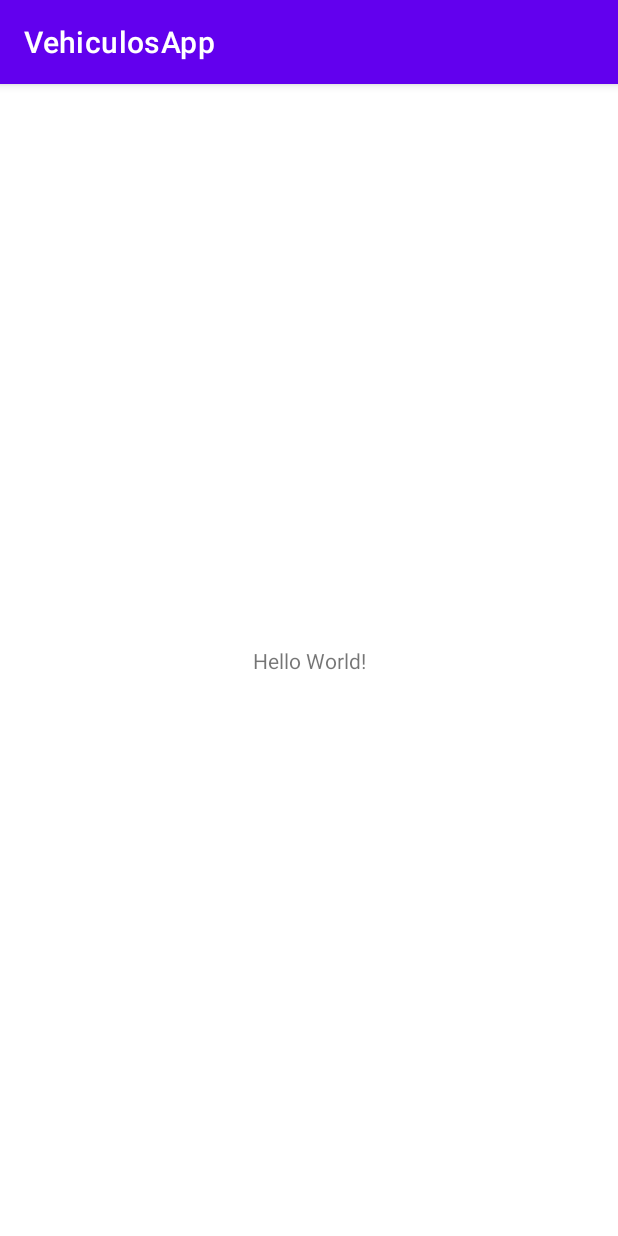
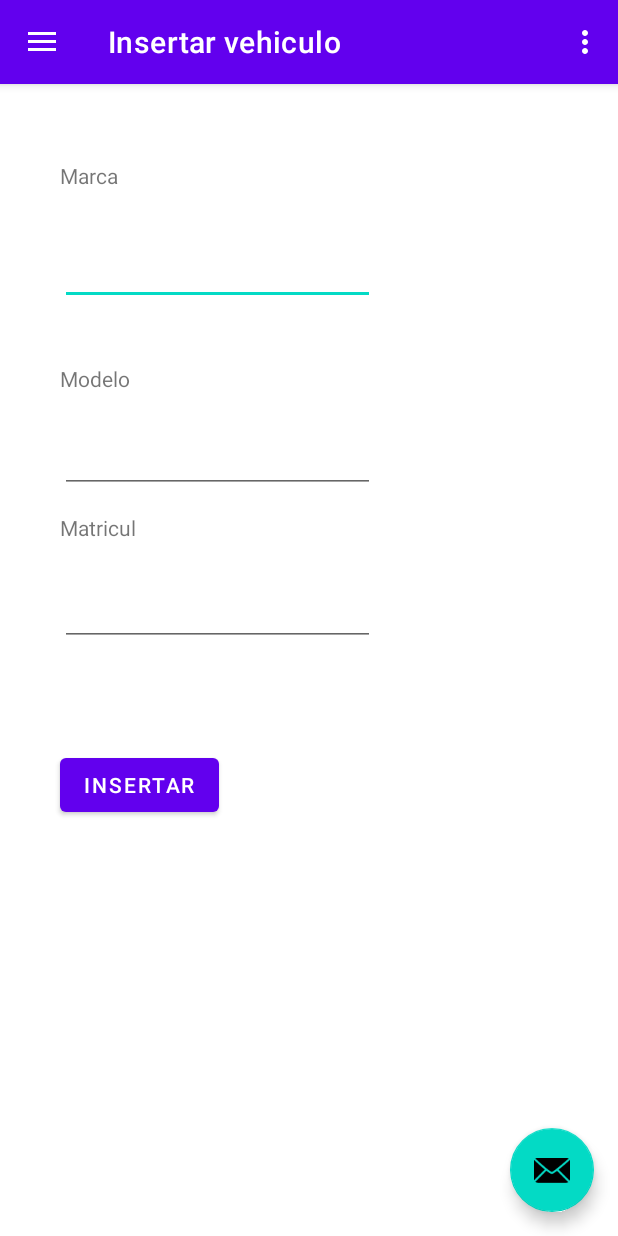
Before and after one commit to spartanh117/VehiculosApp, an Android app: the screen it shows after launch (MainActivity before the commit, Main3Activity after it), on a phone screen of 412 x 824 dp. Run offline under Robolectric (Android 15) with nearby library versions, the phone set to English and light mode, and no system bars; our stand-ins replace navigation-ui.

Commit message:
navigationDrawable añadido

```diff
--- a/app/build.gradle
+++ b/app/build.gradle
@@ -34,6 +34,10 @@ dependencies {
     implementation 'com.google.android.material:material:1.3.0'
     implementation 'androidx.constraintlayout:constraintlayout:2.0.4'
     implementation 'androidx.legacy:legacy-support-v4:1.0.0'
+    implementation 'androidx.navigation:navigation-fragment:2.3.3'
+    implementation 'androidx.navigation:navigation-ui:2.3.3'
+    implementation 'androidx.lifecycle:lifecycle-livedata-ktx:2.3.0'
+    implementation 'androidx.lifecycle:lifecycle-viewmodel-ktx:2.3.0'
     testImplementation 'junit:junit:4.+'
     androidTestImplementation 'androidx.test.ext:junit:1.1.2'
     androidTestImplementation 'androidx.test.espresso:espresso-core:3.3.0'
--- /dev/null
+++ b/app/src/main/java/com/example/vehiculosapp/Main3Activity.java
@@ -0,0 +1,57 @@
+package com.example.vehiculosapp;
+
+import android.os.Bundle;
+import android.view.View;
+import android.view.Menu;
+
+import com.google.android.material.floatingactionbutton.FloatingActionButton;
+import com.google.android.material.snackbar.Snackbar;
+import com.google.android.material.navigation.NavigationView;
+
+import androidx.navigation.NavController;
+import androidx.navigation.Navigation;
+import androidx.navigation.ui.AppBarConfiguration;
+import androidx.navigation.ui.NavigationUI;
+import androidx.drawerlayout.widget.DrawerLayout;
+import androidx.appcompat.app.AppCompatActivity;
+import androidx.appcompat.widget.Toolbar;
+
+public class Main3Activity extends AppCompatActivity {
+
+    private AppBarConfiguration mAppBarConfiguration;
+
+    @Override
+    protected void onCreate(Bundle savedInstanceState) {
+        super.onCreate(savedInstanceState);
+        setContentView(R.layout.activity_main3);
+        Toolbar toolbar = findViewById(R.id.toolbar);
+        setSupportActionBar(toolbar);
+        FloatingActionButton fab = findViewById(R.id.fab);
+
+        DrawerLayout drawer = findViewById(R.id.drawer_layout);
+        NavigationView navigationView = findViewById(R.id.nav_view);
+        // Passing each menu ID as a set of Ids because each
+        // menu should be considered as top level destinations.
+        mAppBarConfiguration = new AppBarConfiguration.Builder(
+                R.id.insertarVehiculo, R.id.listaVehiculos)
+                .setDrawerLayout(drawer)
+                .build();
+        NavController navController = Navigation.findNavController(this, R.id.nav_host_fragment);
+        NavigationUI.setupActionBarWithNavController(this, navController, mAppBarConfiguration);
+        NavigationUI.setupWithNavController(navigationView, navController);
+    }
+
+    @Override
+    public boolean onCreateOptionsMenu(Menu menu) {
+        // Inflate the menu; this adds items to the action bar if it is present.
+        getMenuInflater().inflate(R.menu.main3, menu);
+        return true;
+    }
+
+    @Override
+    public boolean onSupportNavigateUp() {
+        NavController navController = Navigation.findNavController(this, R.id.nav_host_fragment);
+        return NavigationUI.navigateUp(navController, mAppBarConfiguration)
+                || super.onSupportNavigateUp();
+    }
+}
--- /dev/null
+++ b/app/src/main/res/drawable-v21/ic_menu_camera.xml
@@ -0,0 +1,12 @@
+<vector xmlns:android="http://schemas.android.com/apk/res/android"
+    android:width="24dp"
+    android:height="24dp"
+    android:viewportWidth="24.0"
+    android:viewportHeight="24.0">
+    <path
+        android:fillColor="#FF000000"
+        android:pathData="M12,12m-3.2,0a3.2,3.2 0,1 1,6.4 0a3.2,3.2 0,1 1,-6.4 0" />
+    <path
+        android:fillColor="#FF000000"
+        android:pathData="M9,2L7.17,4H4c-1.1,0 -2,0.9 -2,2v12c0,1.1 0.9,2 2,2h16c1.1,0 2,-0.9 2,-2V6c0,-1.1 -0.9,-2 -2,-2h-3.17L15,2H9zm3,15c-2.76,0 -5,-2.24 -5,-5s2.24,-5 5,-5 5,2.24 5,5 -2.24,5 -5,5z" />
+</vector>
--- /dev/null
+++ b/app/src/main/res/drawable-v21/ic_menu_gallery.xml
@@ -0,0 +1,9 @@
+<vector xmlns:android="http://schemas.android.com/apk/res/android"
+    android:width="24dp"
+    android:height="24dp"
+    android:viewportWidth="24.0"
+    android:viewportHeight="24.0">
+    <path
+        android:fillColor="#FF000000"
+        android:pathData="M22,16V4c0,-1.1 -0.9,-2 -2,-2H8c-1.1,0 -2,0.9 -2,2v12c0,1.1 0.9,2 2,2h12c1.1,0 2,-0.9 2,-2zm-11,-4l2.03,2.71L16,11l4,5H8l3,-4zM2,6v14c0,1.1 0.9,2 2,2h14v-2H4V6H2z" />
+</vector>
--- /dev/null
+++ b/app/src/main/res/layout/activity_main3.xml
@@ -0,0 +1,24 @@
+<?xml version="1.0" encoding="utf-8"?>
+<androidx.drawerlayout.widget.DrawerLayout xmlns:android="http://schemas.android.com/apk/res/android"
+    xmlns:app="http://schemas.android.com/apk/res-auto"
+    xmlns:tools="http://schemas.android.com/tools"
+    android:id="@+id/drawer_layout"
+    android:layout_width="match_parent"
+    android:layout_height="match_parent"
+    android:fitsSystemWindows="true"
+    tools:openDrawer="start">
+
+    <include
+        layout="@layout/app_bar_main"
+        android:layout_width="match_parent"
+        android:layout_height="match_parent" />
+
+    <com.google.android.material.navigation.NavigationView
+        android:id="@+id/nav_view"
+        android:layout_width="wrap_content"
+        android:layout_height="match_parent"
+        android:layout_gravity="start"
+        android:fitsSystemWindows="true"
+        app:headerLayout="@layout/nav_header_main"
+        app:menu="@menu/activity_main_drawer" />
+</androidx.drawerlayout.widget.DrawerLayout>
--- /dev/null
+++ b/app/src/main/res/layout/app_bar_main.xml
@@ -0,0 +1,33 @@
+<?xml version="1.0" encoding="utf-8"?>
+<androidx.coordinatorlayout.widget.CoordinatorLayout xmlns:android="http://schemas.android.com/apk/res/android"
+    xmlns:app="http://schemas.android.com/apk/res-auto"
+    xmlns:tools="http://schemas.android.com/tools"
+    android:layout_width="match_parent"
+    android:layout_height="match_parent"
+    tools:context=".Main3Activity">
+
+    <com.google.android.material.appbar.AppBarLayout
+        android:layout_width="match_parent"
+        android:layout_height="wrap_content"
+        android:theme="@style/Theme.VehiculosApp.AppBarOverlay">
+
+        <androidx.appcompat.widget.Toolbar
+            android:id="@+id/toolbar"
+            android:layout_width="match_parent"
+            android:layout_height="?attr/actionBarSize"
+            android:background="?attr/colorPrimary"
+            app:popupTheme="@style/Theme.VehiculosApp.PopupOverlay" />
+
+    </com.google.android.material.appbar.AppBarLayout>
+
+    <include layout="@layout/content_main" />
+
+    <com.google.android.material.floatingactionbutton.FloatingActionButton
+        android:id="@+id/fab"
+        android:layout_width="wrap_content"
+        android:layout_height="wrap_content"
+        android:layout_gravity="bottom|end"
+        android:layout_margin="@dimen/fab_margin"
+        app:srcCompat="@android:drawable/ic_dialog_email" />
+
+</androidx.coordinatorlayout.widget.CoordinatorLayout>
--- /dev/null
+++ b/app/src/main/res/layout/content_main.xml
@@ -0,0 +1,20 @@
+<?xml version="1.0" encoding="utf-8"?>
+<androidx.constraintlayout.widget.ConstraintLayout xmlns:android="http://schemas.android.com/apk/res/android"
+    xmlns:app="http://schemas.android.com/apk/res-auto"
+    xmlns:tools="http://schemas.android.com/tools"
+    android:layout_width="match_parent"
+    android:layout_height="match_parent"
+    app:layout_behavior="@string/appbar_scrolling_view_behavior"
+    tools:showIn="@layout/app_bar_main">
+
+    <fragment
+        android:id="@+id/nav_host_fragment"
+        android:name="androidx.navigation.fragment.NavHostFragment"
+        android:layout_width="match_parent"
+        android:layout_height="match_parent"
+        app:defaultNavHost="true"
+        app:layout_constraintLeft_toLeftOf="parent"
+        app:layout_constraintRight_toRightOf="parent"
+        app:layout_constraintTop_toTopOf="parent"
+        app:navGraph="@navigation/mobile_navigation" />
+</androidx.constraintlayout.widget.ConstraintLayout>
--- /dev/null
+++ b/app/src/main/res/menu/activity_main_drawer.xml
@@ -0,0 +1,16 @@
+<?xml version="1.0" encoding="utf-8"?>
+<menu xmlns:android="http://schemas.android.com/apk/res/android"
+    xmlns:tools="http://schemas.android.com/tools"
+    tools:showIn="navigation_view">
+
+    <group android:checkableBehavior="single">
+        <item
+            android:id="@+id/insertarVehiculo"
+            android:icon="@drawable/ic_menu_camera"
+            android:title="@string/menu_Insertar" />
+        <item
+            android:id="@+id/listaVehiculos"
+            android:icon="@drawable/ic_menu_gallery"
+            android:title="@string/menu_lista" />
+    </group>
+</menu>
--- /dev/null
+++ b/app/src/main/res/menu/main3.xml
@@ -0,0 +1,9 @@
+<?xml version="1.0" encoding="utf-8"?>
+<menu xmlns:android="http://schemas.android.com/apk/res/android"
+    xmlns:app="http://schemas.android.com/apk/res-auto">
+    <item
+        android:id="@+id/action_settings"
+        android:orderInCategory="100"
+        android:title="@string/action_settings"
+        app:showAsAction="never" />
+</menu>
--- /dev/null
+++ b/app/src/main/res/navigation/mobile_navigation.xml
@@ -0,0 +1,17 @@
+<?xml version="1.0" encoding="utf-8"?>
+<navigation xmlns:android="http://schemas.android.com/apk/res/android"
+    xmlns:app="http://schemas.android.com/apk/res-auto"
+    xmlns:tools="http://schemas.android.com/tools"
+    android:id="@+id/mobile_navigation"
+    app:startDestination="@id/insertarVehiculo">
+    <fragment
+        android:id="@+id/insertarVehiculo"
+        android:name="com.example.vehiculosapp.InsertarVehiculo"
+        android:label="Insertar vehiculo"
+        tools:layout="@layout/fragment_insertar_vehiculo" />
+    <fragment
+        android:id="@+id/listaVehiculos"
+        android:name="com.example.vehiculosapp.recycleview.ListaVehiculos"
+        android:label="ListaVehiculos"
+        tools:layout="@layout/fragment_lista_vehiculos" />
+</navigation>
--- /dev/null
+++ b/app/src/main/res/values/drawables.xml
@@ -0,0 +1,8 @@
+<resources xmlns:android="http://schemas.android.com/apk/res/android">
+    <item name="ic_menu_camera" type="drawable">@android:drawable/ic_menu_camera</item>
+    <item name="ic_menu_gallery" type="drawable">@android:drawable/ic_menu_gallery</item>
+    <item name="ic_menu_slideshow" type="drawable">@android:drawable/ic_menu_slideshow</item>
+    <item name="ic_menu_manage" type="drawable">@android:drawable/ic_menu_manage</item>
+    <item name="ic_menu_share" type="drawable">@android:drawable/ic_menu_share</item>
+    <item name="ic_menu_send" type="drawable">@android:drawable/ic_menu_send</item>
+</resources>
--- a/app/src/main/res/values/strings.xml
+++ b/app/src/main/res/values/strings.xml
@@ -5,4 +5,15 @@
     <string name="modelo">Modelo</string>
     <string name="matricula">Matricula</string>
     <string name="insertar">Insertar</string>
+    <string name="title_activity_main3">Main3Activity</string>
+    <string name="navigation_drawer_open">Open navigation drawer</string>
+    <string name="navigation_drawer_close">Close navigation drawer</string>
+    <string name="nav_header_title">Android Studio</string>
+    <string name="nav_header_subtitle">android.studio@android.com</string>
+    <string name="nav_header_desc">Navigation header</string>
+    <string name="action_settings">Settings</string>
+
+    <string name="menu_Insertar">Insertar</string>
+    <string name="menu_lista">Vehiculos</string>
+    <string name="menu_slideshow">Slideshow</string>
 </resources>
--- a/app/src/main/res/values/themes.xml
+++ b/app/src/main/res/values/themes.xml
@@ -13,4 +13,13 @@
         <item name="android:statusBarColor" tools:targetApi="l">?attr/colorPrimaryVariant</item>
         <!-- Customize your theme here. -->
     </style>
+
+    <style name="Theme.VehiculosApp.NoActionBar">
+        <item name="windowActionBar">false</item>
+        <item name="windowNoTitle">true</item>
+    </style>
+
+    <style name="Theme.VehiculosApp.AppBarOverlay" parent="ThemeOverlay.AppCompat.Dark.ActionBar" />
+
+    <style name="Theme.VehiculosApp.PopupOverlay" parent="ThemeOverlay.AppCompat.Light" />
 </resources>
```
Also changed, not shown: app/src/main/AndroidManifest.xml (+10 -0 lines), app/src/main/res/drawable-v21/ic_menu_slideshow.xml (added, +9 -0 lines), app/src/main/res/drawable/side_nav_bar.xml (added, +9 -0 lines), app/src/main/res/layout/nav_header_main.xml (added, +35 -0 lines), app/src/main/res/values/dimens.xml (added, +8 -0 lines).
